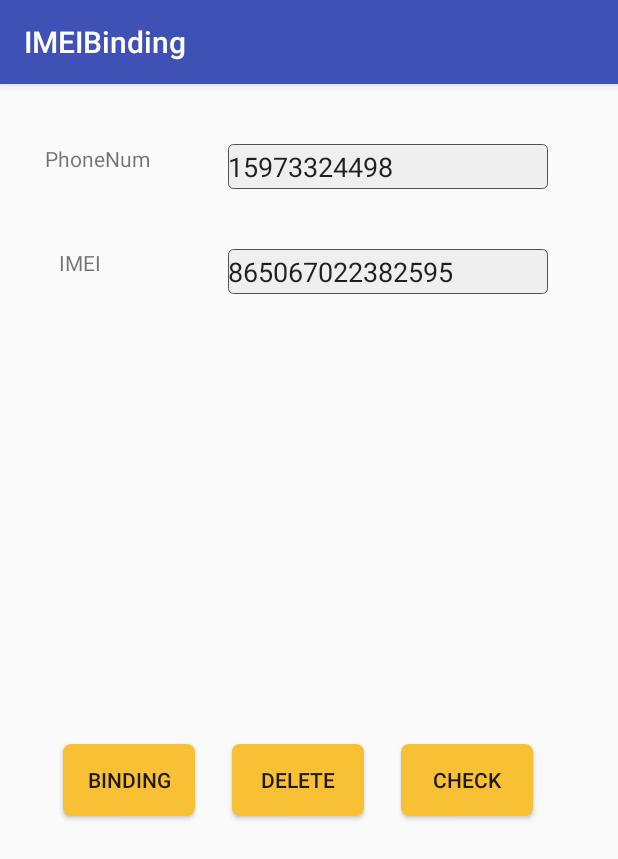
After one commit to thc10/ElectrombileAndroidTool, an Android app: the IMEIBinding screen opened directly, with no data from a screen before it, on a phone screen of 412 x 824 dp. The commit adds this screen. Shown: the top 859 px of the screen. Run offline under Robolectric (Android 15) with nearby library versions, the phone set to English and light mode, and no system bars; our stand-ins replace EventBus.

Commit message:
绑定和查询完成

```diff
--- a/app/src/main/AndroidManifest.xml
+++ b/app/src/main/AndroidManifest.xml
@@ -23,6 +23,8 @@
         <activity android:name=".tool.zxing.android.CaptureActivity"
             android:theme="@android:style/Theme.NoTitleBar"
             android:screenOrientation="portrait"/>
+        <activity android:name=".ui.activity.IMEIBinding.IMEIBinding"
+            android:label="IMEIBinding"/>
     </application>
 
 </manifest>
--- /dev/null
+++ b/app/src/main/java/com/xiaoantech/imeidatasearch/ui/activity/IMEIBinding/IMEIBinding.java
@@ -0,0 +1,141 @@
+package com.xiaoantech.imeidatasearch.ui.activity.IMEIBinding;
+
+import android.os.Bundle;
+import android.support.v7.app.AppCompatActivity;
+import android.util.Log;
+import android.view.View;
+import android.widget.Button;
+import android.widget.EditText;
+import android.widget.Toast;
+
+import com.xiaoantech.imeidatasearch.R;
+import com.xiaoantech.imeidatasearch.event.HttpGetEvent;
+import com.xiaoantech.imeidatasearch.event.HttpPostEvent;
+import com.xiaoantech.imeidatasearch.http.HttpManage;
+
+import org.greenrobot.eventbus.EventBus;
+import org.greenrobot.eventbus.Subscribe;
+import org.greenrobot.eventbus.ThreadMode;
+import org.json.JSONException;
+import org.json.JSONObject;
+
+import java.net.URL;
+
+/**
+ * Created by 73843 on 2017/4/26.
+ */
+
+public class IMEIBinding extends AppCompatActivity{
+    private EditText txt_phone;
+    private EditText txt_IMEI;
+    private String PhoneNum;
+    private String IMEI;
+    private Button btn_Binding;
+    private Button btn_Check;
+    private Button btn_Delte;
+    private String HTTPHost = "http://test.xiaoan110.com:8083/v1/user2dev/";
+    @Override
+    protected void onCreate(Bundle savedInstanceState){
+        super.onCreate(savedInstanceState);
+        setContentView(R.layout.activity_imeibinding);
+        BindingData();
+        btn_Binding.setOnClickListener(new View.OnClickListener() {
+            @Override
+            public void onClick(View v) {
+                PhoneNum = txt_phone.getText().toString();
+                IMEI = txt_IMEI.getText().toString();
+                if (PhoneNum.length() == 11 && IMEI.length() == 15){
+                    String URL = createURL(PhoneNum);
+                    String body = createBody(IMEI);
+                    Log.e("URL", URL);
+                    Log.e("body", body);
+                    HttpManage.postHttpResult(URL, HttpManage.postType.POST_TYPE_BINDING, body);
+                    Toast.makeText(IMEIBinding.this, "正在绑定", Toast.LENGTH_SHORT).show();
+                }
+            }
+        });
+        btn_Check.setOnClickListener(new View.OnClickListener() {
+            @Override
+            public void onClick(View v) {
+                PhoneNum = txt_phone.getText().toString();
+                IMEI = txt_IMEI.getText().toString();
+                if (PhoneNum.length() == 11 && IMEI.length() == 15){
+                    String URL = createURL(PhoneNum) + "?imei=" + IMEI;
+                    HttpManage.getHttpResult(URL, HttpManage.getType.GET_TYPE_BINDING);
+                }
+            }
+        });
+        btn_Delte.setOnClickListener(new View.OnClickListener() {
+            @Override
+            public void onClick(View v) {
+                PhoneNum = txt_phone.getText().toString();
+                IMEI = txt_IMEI.getText().toString();
+                if (PhoneNum.length() == 11 && IMEI.length() == 15){
+                    String URL = createURL(PhoneNum);
+
+                }
+            }
+        });
+    }
+
+    protected void BindingData(){
+        txt_phone = (EditText)findViewById(R.id.PhoneNum_Binding);
+        txt_phone.setText("15973324498");
+        txt_IMEI = (EditText)findViewById(R.id.IMEI_Binding);
+        txt_IMEI.setText("865067022382595");
+        btn_Binding = (Button)findViewById(R.id.btn_Binding);
+        btn_Check = (Button)findViewById(R.id.btn_checkBinding);
+        btn_Delte = (Button)findViewById(R.id.btn_deleteBinding);
+    }
+
+    public String createURL(String PhoneNum){
+        String URL = HTTPHost + PhoneNum;
+        return URL;
+    }
+
+    public String createBody(String IMEI){
+        JSONObject jsonObject = new JSONObject();
+        try {
+            jsonObject.put("imei", IMEI);
+        }catch (JSONException e){
+            e.printStackTrace();
+        }
+        return jsonObject.toString();
+    }
+
+    @Override
+    protected void onResume(){
+        super.onResume();
+        subscribe();
+    }
+
+    @Override
+    protected void onPause(){
+        super.onPause();
+        unsubscribe();
+    }
+
+    public void subscribe(){
+        EventBus.getDefault().register(this);
+    }
+
+    public void unsubscribe() {
+        EventBus.getDefault().unregister(this);
+    }
+
+    @Subscribe(threadMode = ThreadMode.MAIN)
+    public void onHttpPostEvent(HttpPostEvent event){
+        if (event.getRequestType() == HttpManage.postType.POST_TYPE_BINDING){
+            Log.e("PostResult", event.getResultStr());
+            Toast.makeText(IMEIBinding.this, "绑定成功", Toast.LENGTH_SHORT).show();
+        }
+    }
+
+    @Subscribe(threadMode = ThreadMode.MAIN)
+    public void onHttpGetEvent(HttpGetEvent event){
+        if (event.getRequestType() == HttpManage.getType.GET_TYPE_BINDING){
+            Log.e("Result", event.getResultStr());
+            Toast.makeText(IMEIBinding.this, "查询成功", Toast.LENGTH_SHORT).show();
+        }
+    }
+}
--- /dev/null
+++ b/app/src/main/res/layout/activity_imeibinding.xml
@@ -0,0 +1,98 @@
+<?xml version="1.0" encoding="utf-8"?>
+<android.support.constraint.ConstraintLayout xmlns:android="http://schemas.android.com/apk/res/android"
+    xmlns:app="http://schemas.android.com/apk/res-auto"
+    xmlns:tools="http://schemas.android.com/tools"
+    android:orientation="vertical" android:layout_width="match_parent"
+    android:layout_height="match_parent">
+
+    <TextView
+        android:id="@+id/textView"
+        android:layout_width="75dp"
+        android:layout_height="wrap_content"
+        android:text="PhoneNum"
+        android:layout_marginLeft="30dp"
+        app:layout_constraintLeft_toLeftOf="parent"
+        app:layout_constraintTop_toTopOf="parent"
+        android:layout_marginTop="40dp" />
+
+    <EditText
+        android:id="@+id/PhoneNum_Binding"
+        android:layout_width="wrap_content"
+        android:layout_height="30dp"
+        android:ems="10"
+        android:inputType="phone"
+        app:layout_constraintLeft_toRightOf="@+id/textView"
+        android:layout_marginLeft="8dp"
+        android:layout_marginRight="8dp"
+        app:layout_constraintRight_toRightOf="parent"
+        app:layout_constraintTop_toTopOf="parent"
+        android:layout_marginTop="40dp"
+        android:background="@drawable/edit_bg"/>
+
+    <TextView
+        android:id="@+id/textView2"
+        android:layout_width="wrap_content"
+        android:layout_height="wrap_content"
+        android:text="IMEI"
+        android:layout_marginTop="50dp"
+        app:layout_constraintTop_toBottomOf="@+id/textView"
+        android:layout_marginLeft="39dp"
+        app:layout_constraintLeft_toLeftOf="parent"
+        app:layout_constraintRight_toLeftOf="@+id/IMEI_Binding"
+        android:layout_marginRight="8dp"
+        app:layout_constraintHorizontal_bias="0.0" />
+
+    <EditText
+        android:id="@+id/IMEI_Binding"
+        android:layout_width="wrap_content"
+        android:layout_height="30dp"
+        android:ems="10"
+        android:background="@drawable/edit_bg"
+        android:layout_marginTop="40dp"
+        app:layout_constraintTop_toBottomOf="@+id/PhoneNum_Binding"
+        android:layout_marginRight="8dp"
+        app:layout_constraintRight_toRightOf="parent"
+        app:layout_constraintLeft_toRightOf="@+id/textView"
+        android:layout_marginLeft="8dp" />
+
+    <Button
+        android:id="@+id/btn_Binding"
+        android:layout_width="wrap_content"
+        android:layout_height="wrap_content"
+        android:text="Binding"
+        android:layout_marginTop="300dp"
+        app:layout_constraintTop_toBottomOf="@+id/IMEI_Binding"
+        android:layout_marginLeft="8dp"
+        app:layout_constraintLeft_toLeftOf="parent"
+        android:layout_marginRight="8dp"
+        app:layout_constraintRight_toRightOf="parent"
+        android:background="@drawable/btn_yellow"
+        app:layout_constraintHorizontal_bias="0.11" />
+
+    <Button
+        android:id="@+id/btn_checkBinding"
+        android:layout_width="wrap_content"
+        android:layout_height="wrap_content"
+        android:layout_marginTop="300dp"
+        android:background="@drawable/btn_yellow"
+        android:text="Check"
+        app:layout_constraintTop_toBottomOf="@+id/IMEI_Binding"
+        app:layout_constraintLeft_toRightOf="@+id/btn_Binding"
+        android:layout_marginLeft="137dp"
+        android:layout_marginRight="8dp"
+        app:layout_constraintRight_toRightOf="parent"
+        app:layout_constraintHorizontal_bias="0.0" />
+
+    <Button
+        android:id="@+id/btn_deleteBinding"
+        android:layout_width="wrap_content"
+        android:layout_height="wrap_content"
+        android:layout_marginLeft="8dp"
+        android:layout_marginTop="300dp"
+        android:background="@drawable/btn_yellow"
+        android:text="Delete"
+        app:layout_constraintLeft_toRightOf="@+id/btn_Binding"
+        app:layout_constraintTop_toBottomOf="@+id/IMEI_Binding"
+        app:layout_constraintRight_toLeftOf="@+id/btn_checkBinding"
+        android:layout_marginRight="8dp" />
+</android.support.constraint.ConstraintLayout>
```
Also changed, not shown: app/src/main/java/com/xiaoantech/imeidatasearch/event/HttpPostEvent.java (added, +31 -0 lines), app/src/main/java/com/xiaoantech/imeidatasearch/http/HttpManage.java (+50 -4 lines), app/src/main/java/com/xiaoantech/imeidatasearch/ui/main/MainActivity.java (+5 -2 lines).
